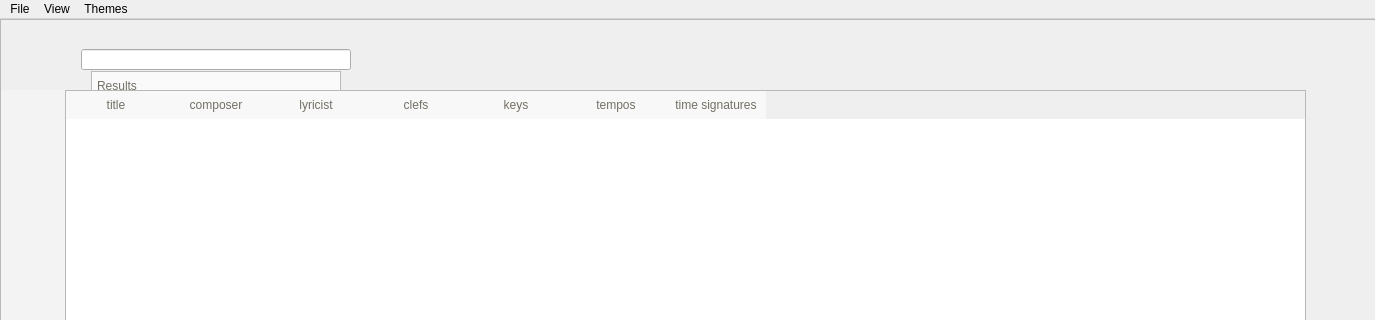
Qt form implementation/primaries/GUI/alternatives/MainWindow.ui (Godley/Music-Library) before a commit; both pictures show x 0 to 1375 and y 0 to 320 of the 1375 by 751 pixel window.
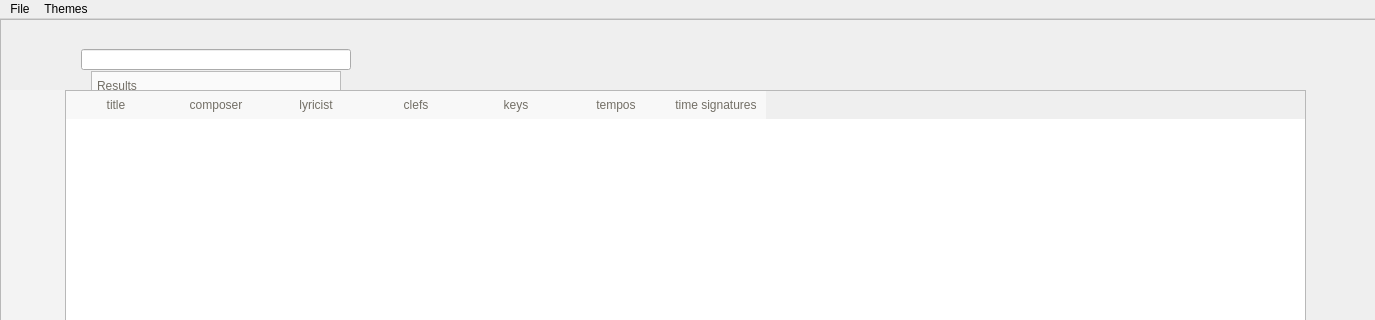
The same form after that commit. Icons and pictures are not drawn.

What changed in the file:
```diff
--- a/implementation/primaries/GUI/alternatives/MainWindow.ui
+++ b/implementation/primaries/GUI/alternatives/MainWindow.ui
@@ -501,17 +501,6 @@
     <addaction name="actionNew_Collection"/>
     <addaction name="actionRefresh_Collection"/>
    </widget>
-   <widget class="QMenu" name="menuView">
-    <property name="title">
-     <string>View</string>
-    </property>
-    <addaction name="actionScorebook"/>
-    <addaction name="actionMy_Playlists"/>
-    <addaction name="actionAuto_Playlists"/>
-    <addaction name="actionPiece_Information"/>
-    <addaction name="actionFeatured_in"/>
-    <addaction name="actionPlaylist_Browser"/>
-   </widget>
    <widget class="QMenu" name="menuThemes">
     <property name="title">
      <string>Themes</string>
@@ -520,7 +509,6 @@
     <addaction name="actionCandy"/>
    </widget>
    <addaction name="menuFile"/>
-   <addaction name="menuView"/>
    <addaction name="menuThemes"/>
   </widget>
   <widget class="QStatusBar" name="statusbar">
```
